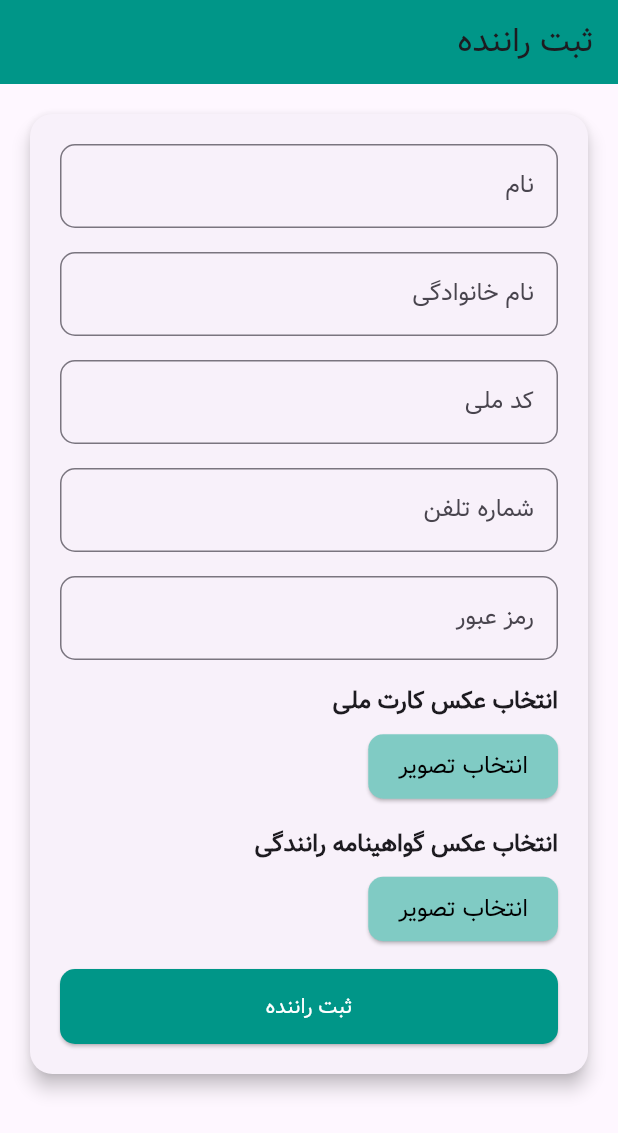
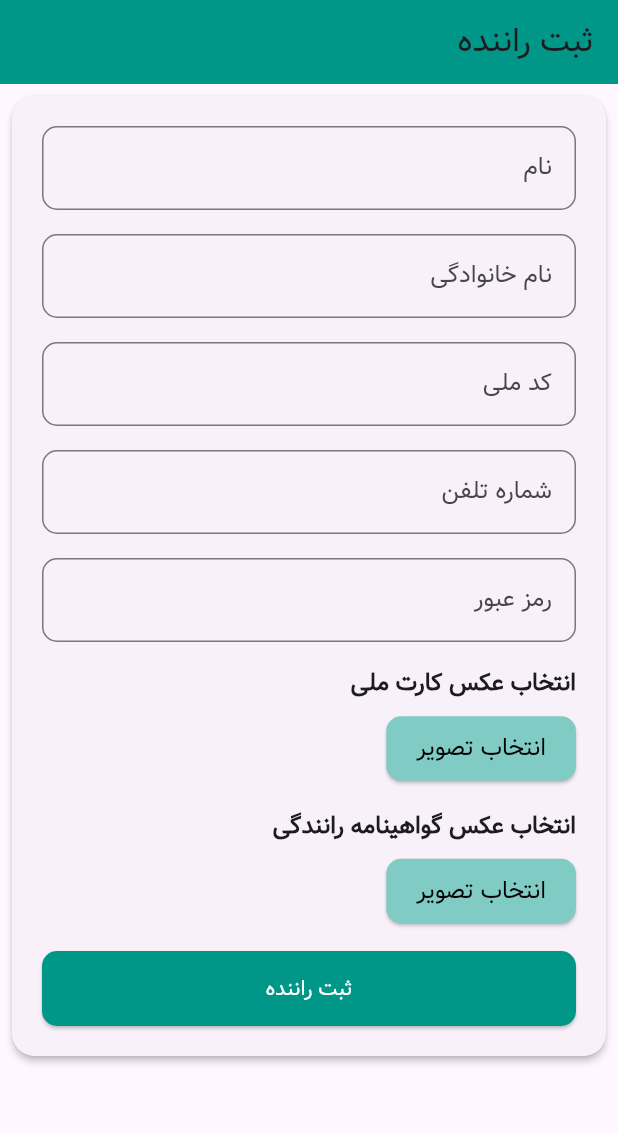
Before and after one commit to asgharkarimi/khatooni, a Flutter app: the screen it shows after launch, on a phone screen of 412 x 824 dp. Shown: the top 1133 px of the screen. Run offline on Flutter 3.47's test engine with Material 3 defaults, Android fonts, the phone set to English and light mode, and no system bars; our stand-ins replace image_picker.

```diff
--- a/lib/adddriver_form.dart
+++ b/lib/adddriver_form.dart
@@ -87,10 +87,10 @@ class _AddDriverFormState extends State<AddDriverForm> {
         backgroundColor: Colors.teal,
       ),
       body: Padding(
-        padding: const EdgeInsets.all(16.0),
+        padding: const EdgeInsets.all(4.0),
         child: SingleChildScrollView(
           child: Card(
-            elevation: 5,
+            elevation: 2,
             shape: RoundedRectangleBorder(
               borderRadius: BorderRadius.circular(15),
             ),
```
